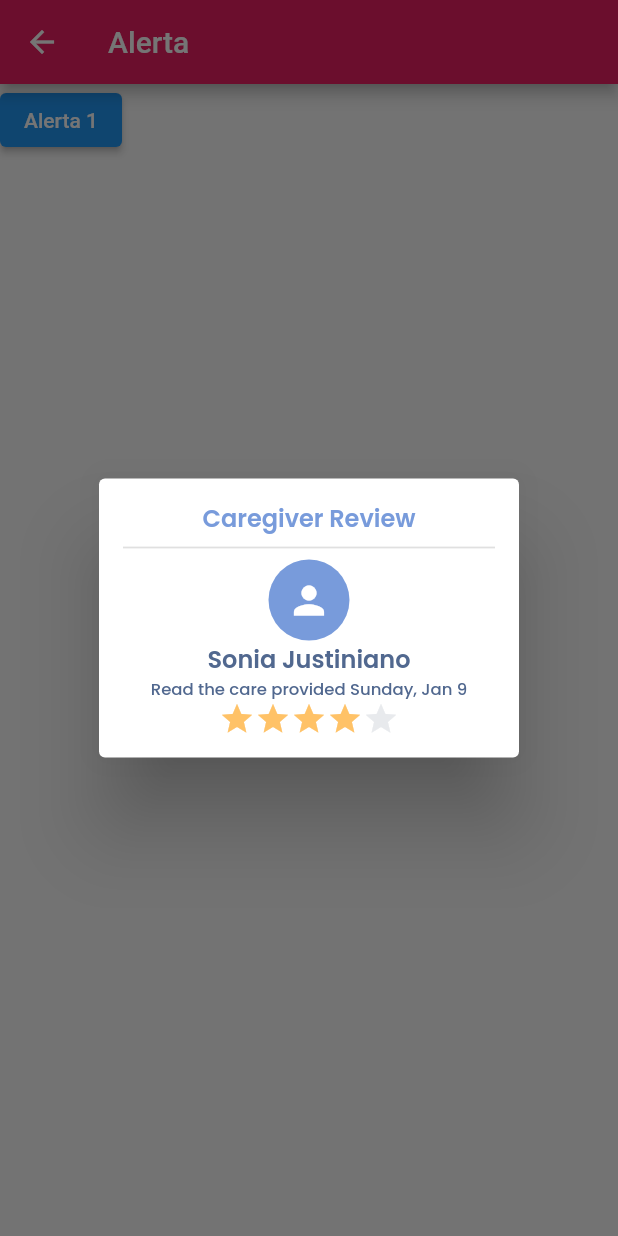
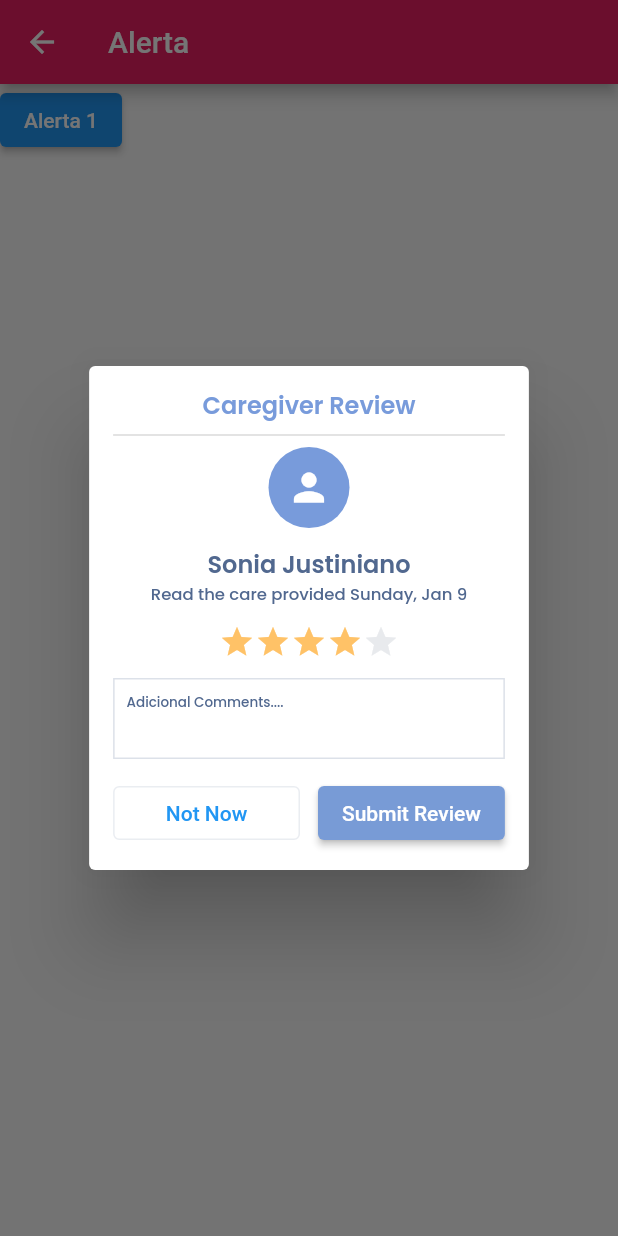
Before and after one commit to soniaja19/codigo_components, a Flutter app: the AlertPage screen opened directly, after a tap on "Alerta 1", on a phone screen of 412 x 824 dp. Run offline on Flutter 3.47's test engine with Material 2 defaults, Android fonts, the phone set to English and light mode, and no system bars; our stand-ins replace google_fonts; network calls fail.

Commit message:
Alerta Final

```diff
--- a/lib/pages/alert_page.dart
+++ b/lib/pages/alert_page.dart
@@ -78,6 +78,9 @@ class AlertPage extends StatelessWidget {
                   color: Colors.white,
                 ),
               ),
+              const SizedBox(
+                height: 12.0,
+              ),
               Text(
                 "Sonia Justiniano",
                 style: GoogleFonts.poppins(
@@ -92,6 +95,9 @@ class AlertPage extends StatelessWidget {
                   fontWeight: FontWeight.w500,
                   fontSize: 11.0,
                 ),
+              ),
+              const SizedBox(
+                height: 12.0,
               ),
               Row(
                 mainAxisAlignment: MainAxisAlignment.center,
@@ -115,6 +121,72 @@ class AlertPage extends StatelessWidget {
                   Icon(
                     Icons.star,
                     color: Color(0xffE8EAED),
+                  ),
+                ],
+              ),
+              const SizedBox(
+                height: 12.0,
+              ),
+              Container(
+                padding: const EdgeInsets.all(8.0),
+                width: double.infinity,
+                height: 54,
+                decoration: BoxDecoration(
+                  color: const Color(0x0ff7f9fc),
+                  border: Border.all(
+                    color: const Color(0xff51688f).withOpacity(0.2),
+                  ),
+                ),
+                child: Text(
+                  "Adicional Comments....",
+                  style: GoogleFonts.poppins(
+                    color: const Color(0xff51688f),
+                    fontWeight: FontWeight.w500,
+                    fontSize: 9.0,
+                  ),
+                ),
+              ),
+              const SizedBox(
+                height: 12.0,
+              ),
+              Row(
+                children: [
+                  // ElevatedButton(
+                  //   style: ElevatedButton.styleFrom(
+                  //     backgroundColor: Colors.transparent,
+                  //     elevation: 10,
+                  //   ),
+                  //   onPressed: () {},
+                  //   child: const Text(
+                  //     "Not Now",
+                  //   ),
+                  // ),
+                  Expanded(
+                    child: TextButton(
+                      style: TextButton.styleFrom(
+                        side: BorderSide(
+                          color: const Color(0xff51688f).withOpacity(0.12),
+                        ),
+                      ),
+                      onPressed: () {},
+                      child: const Text(
+                        "Not Now",
+                      ),
+                    ),
+                  ),
+                  const SizedBox(
+                    width: 12.0,
+                  ),
+                  Expanded(
+                    child: ElevatedButton(
+                      style: ElevatedButton.styleFrom(
+                        backgroundColor: const Color(0xff789BD6),
+                      ),
+                      onPressed: () {},
+                      child: const Text(
+                        "Submit Review",
+                      ),
+                    ),
                   ),
                 ],
               )
```
